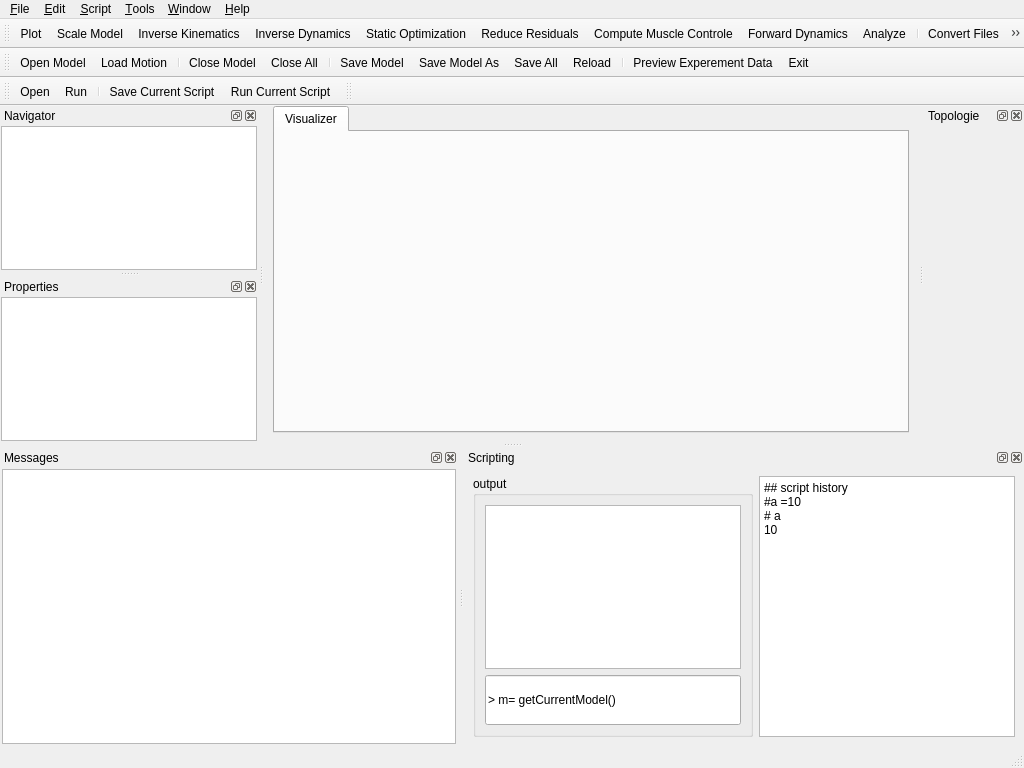
Qt form Gui/vsWidgets/vsMainWindow.ui (ia-dev/opensimQt) before a commit.
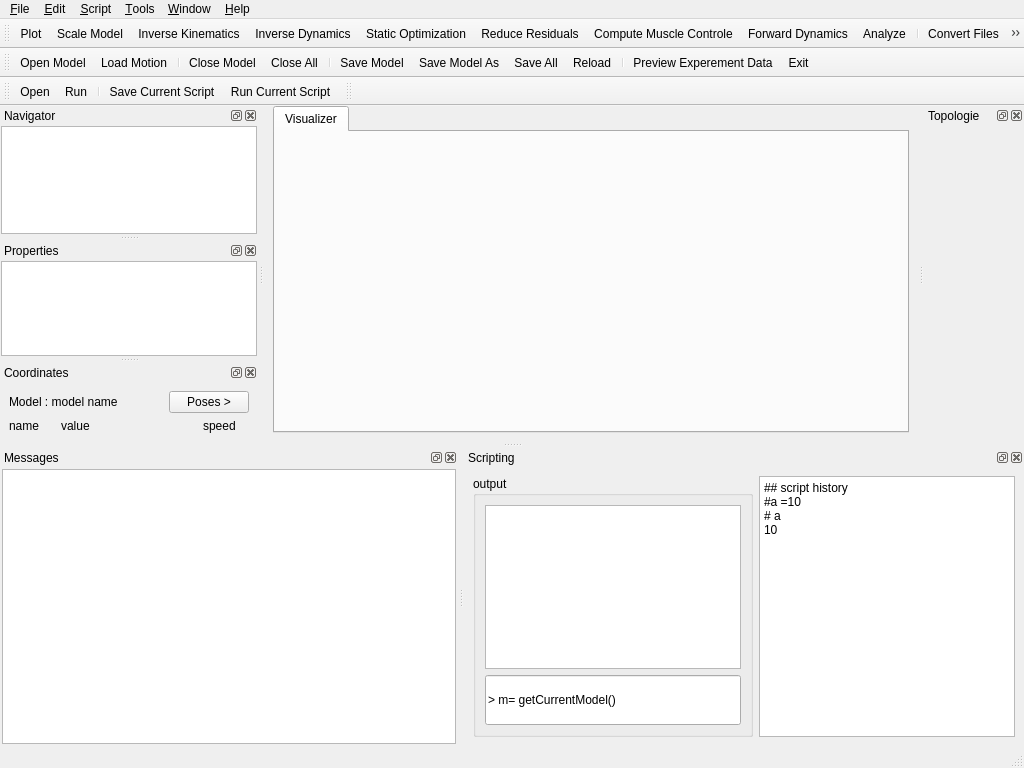
The same form after that commit. Icons and pictures are not drawn. Custom widgets are drawn as their Qt base class.

Commit message: placing the coordinates tab/dock

```diff
--- a/Gui/vsWidgets/vsMainWindow.ui
+++ b/Gui/vsWidgets/vsMainWindow.ui
@@ -589,6 +589,108 @@
     <bool>false</bool>
    </attribute>
   </widget>
+  <widget class="QDockWidget" name="coordinatesDock">
+   <property name="windowTitle">
+    <string>Coordinates</string>
+   </property>
+   <attribute name="dockWidgetArea">
+    <number>1</number>
+   </attribute>
+   <widget class="QWidget" name="dockWidgetContents_2">
+    <layout class="QVBoxLayout" name="verticalLayout_5">
+     <item>
+      <layout class="QHBoxLayout" name="headerLayout">
+       <item>
+        <widget class="QLabel" name="modelLabel">
+         <property name="text">
+          <string>Model : model name</string>
+         </property>
+        </widget>
+       </item>
+       <item>
+        <spacer name="horizontalSpacer">
+         <property name="orientation">
+          <enum>Qt::Horizontal</enum>
+         </property>
+         <property name="sizeHint" stdset="0">
+          <size>
+           <width>40</width>
+           <height>20</height>
+          </size>
+         </property>
+        </spacer>
+       </item>
+       <item>
+        <widget class="QPushButton" name="posesButton">
+         <property name="text">
+          <string>Poses &gt;</string>
+         </property>
+        </widget>
+       </item>
+      </layout>
+     </item>
+     <item>
+      <layout class="QHBoxLayout" name="coordinatesHeader">
+       <item>
+        <widget class="QLabel" name="nameLabel">
+         <property name="sizePolicy">
+          <sizepolicy hsizetype="Preferred" vsizetype="Preferred">
+           <horstretch>1</horstretch>
+           <verstretch>0</verstretch>
+          </sizepolicy>
+         </property>
+         <property name="text">
+          <string>name</string>
+         </property>
+        </widget>
+       </item>
+       <item>
+        <widget class="QLabel" name="valueLabel">
+         <property name="sizePolicy">
+          <sizepolicy hsizetype="Preferred" vsizetype="Preferred">
+           <horstretch>3</horstretch>
+           <verstretch>0</verstretch>
+          </sizepolicy>
+         </property>
+         <property name="text">
+          <string>value</string>
+         </property>
+        </widget>
+       </item>
+       <item>
+        <widget class="QLabel" name="speedlabel">
+         <property name="sizePolicy">
+          <sizepolicy hsizetype="Preferred" vsizetype="Preferred">
+           <horstretch>1</horstretch>
+           <verstretch>0</verstretch>
+          </sizepolicy>
+         </property>
+         <property name="text">
+          <string>speed</string>
+         </property>
+        </widget>
+       </item>
+      </layout>
+     </item>
+     <item>
+      <layout class="QVBoxLayout" name="coordinatesLayout"/>
+     </item>
+     <item>
+      <spacer name="verticalSpacer">
+       <property name="orientation">
+        <enum>Qt::Vertical</enum>
+       </property>
+       <property name="sizeHint" stdset="0">
+        <size>
+         <width>20</width>
+         <height>40</height>
+        </size>
+       </property>
+      </spacer>
+     </item>
+    </layout>
+   </widget>
+  </widget>
   <action name="actionOpen_Model">
    <property name="icon">
     <iconset resource="../resource.qrc">
```
Left out of the diff: 3 changed lines with no effect on the pictures. The commit also changes 1 other file.
